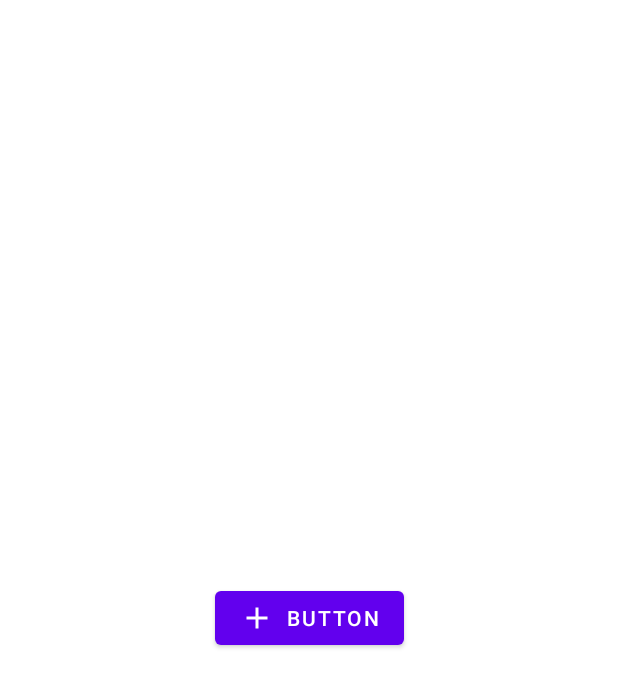
After one commit to RobertGrancsa/AsmiHack, an Android app: the layout add_new_fragment.xml on its own in the app's theme, with its tools: preview values and no code run, on a phone screen of 412 x 824 dp. The commit adds this screen. Shown: the top 687 px of the screen. Run offline under Robolectric (Android 15) with nearby library versions, the phone set to English and light mode, and no system bars.

Commit message:
Smth i guess

```diff
--- a/app/src/main/java/com/redrevorebourne/asmihack/App.java
+++ b/app/src/main/java/com/redrevorebourne/asmihack/App.java
@@ -1,12 +1,15 @@
 package com.redrevorebourne.asmihack;
 
 import org.json.JSONArray;
+
+import java.util.List;
 
 public class App {
     private String name;
     private String description;
     private String photoURL;
     private String numberOfPages;
+    private List<Integer> idNumbers;
 
     public App() {
     }
--- a/app/src/main/java/com/redrevorebourne/asmihack/StoreRecyclerView.java
+++ b/app/src/main/java/com/redrevorebourne/asmihack/StoreRecyclerView.java
@@ -65,6 +65,8 @@ public class StoreRecyclerView {
                     intent.putExtra("rating", module.getRating());
                     intent.putExtra("downloads", module.getDownloadNumber());
                     intent.putExtra("author", module.getAuthor());
+                    intent.putExtra("description", module.getDescription());
+                    intent.putExtra("url", module.getPhotoUrl());
 
                     mContext.startActivity(intent);
                 }
--- /dev/null
+++ b/app/src/main/res/drawable/ic_baseline_add_24.xml
@@ -0,0 +1,5 @@
+<vector android:height="24dp" android:tint="#000000"
+    android:viewportHeight="24" android:viewportWidth="24"
+    android:width="24dp" xmlns:android="http://schemas.android.com/apk/res/android">
+    <path android:fillColor="@android:color/white" android:pathData="M19,13h-6v6h-2v-6H5v-2h6V5h2v6h6v2z"/>
+</vector>
--- /dev/null
+++ b/app/src/main/res/layout/add_new_fragment.xml
@@ -0,0 +1,17 @@
+<?xml version="1.0" encoding="utf-8"?>
+<androidx.constraintlayout.widget.ConstraintLayout xmlns:android="http://schemas.android.com/apk/res/android"
+    xmlns:app="http://schemas.android.com/apk/res-auto"
+    android:layout_width="match_parent"
+    android:layout_height="match_parent">
+
+    <com.google.android.material.button.MaterialButton
+        android:id="@+id/addNewModule"
+        android:layout_width="wrap_content"
+        android:layout_height="wrap_content"
+        android:text="Button"
+        app:icon="@drawable/ic_baseline_add_24"
+        app:layout_constraintBottom_toBottomOf="parent"
+        app:layout_constraintEnd_toEndOf="parent"
+        app:layout_constraintStart_toStartOf="parent"
+        app:layout_constraintTop_toTopOf="parent" />
+</androidx.constraintlayout.widget.ConstraintLayout>
```
Also changed, not shown: app/src/main/java/com/redrevorebourne/asmihack/EditableFragment.java (+18 -0 lines), app/src/main/res/layout/activity_main.xml (+9 -6 lines).
